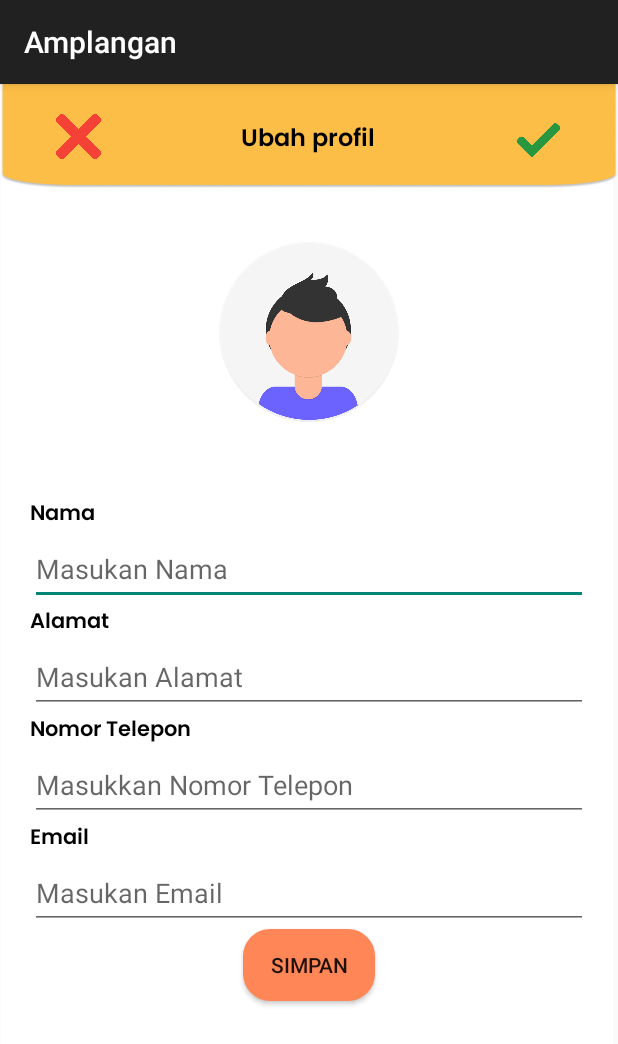
After one commit to ahmadrioyo/projek_semester_4, an Android app: the profil screen opened directly, with no data from a screen before it, on a phone screen of 412 x 824 dp. The commit adds this screen. Shown: the top 1044 px of the screen. Run offline under Robolectric (Android 15) with nearby library versions, the phone set to English and light mode, and no system bars.

Commit message:
activity_profil

```diff
--- a/app/src/main/AndroidManifest.xml
+++ b/app/src/main/AndroidManifest.xml
@@ -1,6 +1,6 @@
 <?xml version="1.0" encoding="utf-8"?>
 <manifest xmlns:android="http://schemas.android.com/apk/res/android"
-    xmlns:tools="http://schemas.android.com/tools">
+    xmlns:tools="http://schemas.android.com/tools" >
 
     <application
         android:allowBackup="true"
@@ -10,7 +10,10 @@
         android:label="@string/app_name"
         android:supportsRtl="true"
         android:theme="@style/Theme.Amplangan"
-        tools:targetApi="31">
+        tools:targetApi="31" >
+        <activity
+            android:name=".profil"
+            android:exported="false" />
         <activity
             android:name=".home"
             android:exported="false" />
@@ -22,7 +25,7 @@
             android:exported="false" />
         <activity
             android:name=".SplashScreen"
-            android:exported="true">
+            android:exported="true" >
             <intent-filter>
                 <action android:name="android.intent.action.MAIN" />
 
--- /dev/null
+++ b/app/src/main/java/com/example/amplangan/profil.java
@@ -0,0 +1,14 @@
+package com.example.amplangan;
+
+import androidx.appcompat.app.AppCompatActivity;
+
+import android.os.Bundle;
+
+public class profil extends AppCompatActivity {
+
+    @Override
+    protected void onCreate(Bundle savedInstanceState) {
+        super.onCreate(savedInstanceState);
+        setContentView(R.layout.activity_profil);
+    }
+}
--- a/app/src/main/res/layout/activity_home.xml
+++ b/app/src/main/res/layout/activity_home.xml
@@ -42,18 +42,20 @@
     <ImageView
         android:layout_width="match_parent"
         android:layout_height="140dp"
-        android:src="@drawable/logo1"
-        android:layout_marginVertical="50dp"/>
+        android:layout_marginVertical="50dp"
+        android:src="@drawable/logo1" />
+
     <Button
         android:layout_width="140dp"
         android:layout_height="80dp"
+        android:layout_gravity="center"
+        android:background="@drawable/button"
+        android:drawableLeft="@drawable/pesan"
+        android:fontFamily="@font/poppinsregular"
         android:text="Pesan"
-        android:layout_gravity="center"
         android:textAllCaps="false"
-        android:fontFamily="@font/poppinsregular"
-        android:textSize="25sp"
-        android:drawableLeft="@drawable/pesan"
-        android:background="@drawable/button"/>
+        android:textSize="25sp" />
+
     <LinearLayout
         android:layout_width="match_parent"
         android:layout_height="wrap_content"
--- /dev/null
+++ b/app/src/main/res/layout/activity_profil.xml
@@ -0,0 +1,113 @@
+<?xml version="1.0" encoding="utf-8"?>
+<LinearLayout
+    xmlns:android="http://schemas.android.com/apk/res/android"
+    xmlns:app="http://schemas.android.com/apk/res-auto"
+    xmlns:tools="http://schemas.android.com/tools"
+    android:layout_width="match_parent"
+    android:layout_height="match_parent"
+    android:orientation="vertical"
+    android:padding="20dp"
+    android:background="@drawable/profil"
+    tools:context=".home">
+    <LinearLayout
+        android:layout_width="match_parent"
+        android:layout_height="wrap_content"
+        android:orientation="horizontal">
+        <ImageView
+            android:src="@drawable/cross"
+            android:layout_weight="0.4"
+            android:layout_width="4dp"
+            android:layout_height="30dp"/>
+        <TextView
+            android:fontFamily="@font/poppinssemibold"
+            android:textAlignment="center"
+            android:layout_weight="1"
+            android:layout_gravity="center"
+            android:layout_width="wrap_content"
+            android:layout_height="wrap_content"
+            android:text="Ubah profil"
+            android:textColor="@color/black"
+            android:textSize="16sp"
+            android:textAllCaps="false"/>
+
+        <ImageView
+            android:layout_width="50dp"
+            android:layout_height="35dp"
+            android:layout_weight="0.1"
+            android:src="@drawable/check" />
+    </LinearLayout>
+
+    <ImageView
+        android:layout_width="match_parent"
+        android:layout_height="120dp"
+        android:layout_marginVertical="50dp"
+        android:src="@drawable/profile" />
+
+    <TextView
+        android:layout_width="79dp"
+        android:layout_height="wrap_content"
+        android:text="Nama"
+        android:textColor="@color/black"
+        android:fontFamily="@font/poppinssemibold"/>
+
+    <EditText
+        android:id="@+id/editTextNama"
+        android:layout_width="match_parent"
+        android:layout_height="wrap_content"
+        android:minHeight="48dp"
+        android:hint="Masukan Nama"/>
+
+    <TextView
+        android:layout_width="wrap_content"
+        android:layout_height="wrap_content"
+        android:text="Alamat"
+        android:textColor="@color/black"
+        android:fontFamily="@font/poppinssemibold"/>
+
+    <EditText
+        android:id="@+id/editTextAlamat"
+        android:layout_width="match_parent"
+        android:layout_height="wrap_content"
+        android:minHeight="48dp"
+        android:hint="Masukan Alamat"
+        />
+
+    <TextView
+        android:layout_width="wrap_content"
+        android:layout_height="wrap_content"
+        android:text="@string/nomor_telepon"
+        android:textColor="@color/black"
+        android:fontFamily="@font/poppinssemibold"
+        />
+
+    <EditText
+        android:id="@+id/editTextNomorTelepon"
+        android:layout_width="match_parent"
+        android:layout_height="wrap_content"
+        android:minHeight="48dp"
+        android:hint="Masukkan Nomor Telepon"/>
+
+    <TextView
+        android:layout_width="wrap_content"
+        android:layout_height="wrap_content"
+        android:text="Email"
+        android:textColor="@color/black"
+        android:fontFamily="@font/poppinssemibold"/>
+
+    <EditText
+        android:id="@+id/editTextEmail"
+        android:layout_width="match_parent"
+        android:layout_height="wrap_content"
+        android:minHeight="48dp"
+        android:hint="Masukan Email"
+        />
+
+    <Button
+        android:background="@drawable/button1"
+        android:id="@+id/button1"
+        android:layout_width="wrap_content"
+        android:layout_height="wrap_content"
+        android:layout_gravity="center_horizontal"
+        android:text="Simpan" />
+
+</LinearLayout>
--- a/app/src/main/res/values/strings.xml
+++ b/app/src/main/res/values/strings.xml
@@ -1,3 +1,4 @@
 <resources>
     <string name="app_name">Amplangan</string>
+    <string name="nomor_telepon">Nomor Telepon</string>
 </resources>
```
Also changed, not shown: app/src/main/res/drawable/check.png (added), app/src/main/res/drawable/cross.png (added), app/src/main/res/drawable/profil.png (added), 1 other file.
